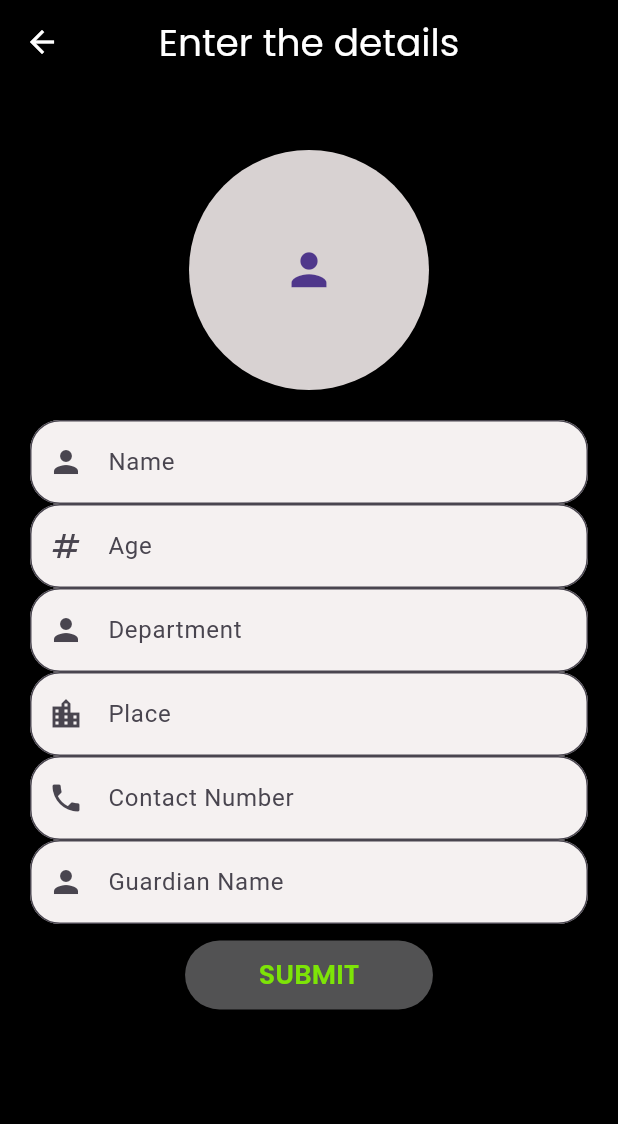
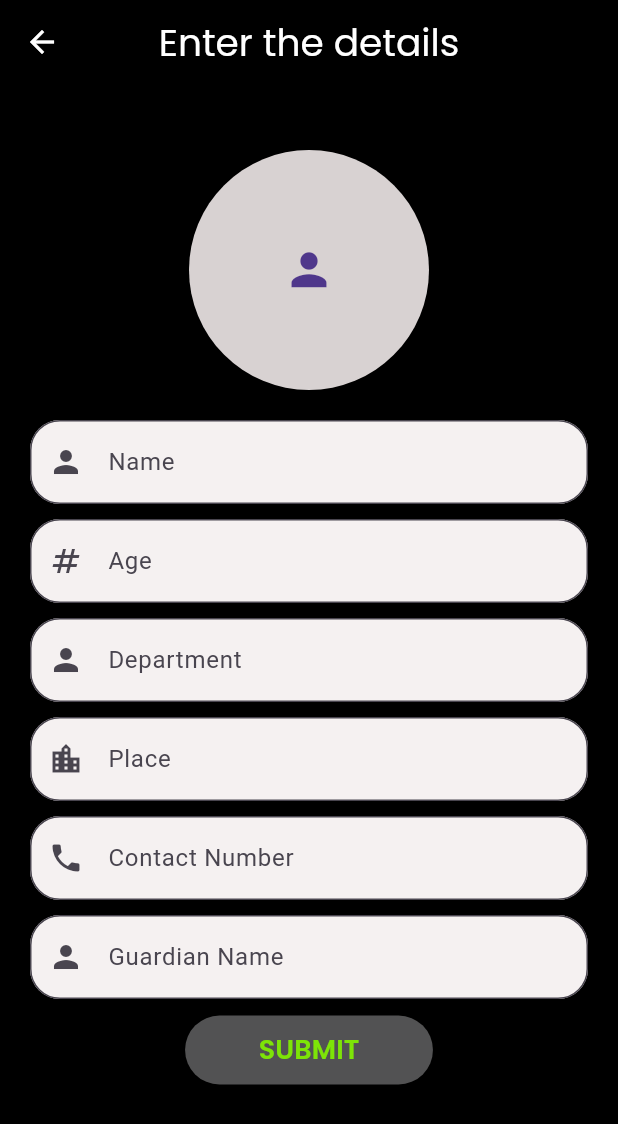
Before and after one commit to ananthakrishnan59/StudentManagement_Getx, a Flutter app: the AddStudentScreen screen opened directly, on a phone screen of 412 x 824 dp. Shown: the top 1124 px of the screen. Run offline on Flutter 3.47's test engine with Material 3 defaults, Android fonts, the light colour scheme and no system bars; our stand-ins replace flutter_slidable, get, google_fonts, image_picker, sqflite; accounts and stored records are empty.

Commit message:
main  Getx

```diff
--- a/lib/Screens/add_student.dart
+++ b/lib/Screens/add_student.dart
@@ -74,6 +74,7 @@ class AddStudentScreen extends StatelessWidget {
                         labelText: 'Name',
                         inputType: TextInputType.name,
                       ),
+                      Constants().kheight10,
                       TextFormFieldWidget(
                         validator: (value) {
                           if (value == null ||
@@ -90,6 +91,7 @@ class AddStudentScreen extends StatelessWidget {
                         labelText: 'Age',
                         inputType: TextInputType.number,
                       ),
+                      Constants().kheight10,
                       TextFormFieldWidget(
                           validator: (value) {
                             if (value == null ||
@@ -104,6 +106,7 @@ class AddStudentScreen extends StatelessWidget {
                           hintText: 'Enter the department',
                           labelText: 'Department',
                           inputType: TextInputType.text),
+                      Constants().kheight10,
                       TextFormFieldWidget(
                         validator: (value) {
                           if (value == null ||
@@ -119,6 +122,7 @@ class AddStudentScreen extends StatelessWidget {
                         labelText: 'Place',
                         inputType: TextInputType.text,
                       ),
+                      Constants().kheight10,
                       TextFormFieldWidget(
                         validator: (value) {
                           if (value == null ||
@@ -134,6 +138,7 @@ class AddStudentScreen extends StatelessWidget {
                         labelText: 'Contact Number',
                         inputType: TextInputType.number,
                       ),
+                      Constants().kheight10,
                       TextFormFieldWidget(
                         validator: (value) {
                           if (value == null ||
@@ -204,7 +209,7 @@ class AddStudentScreen extends StatelessWidget {
                             child: Text(
                               'SUBMIT',
                               style: GoogleFonts.poppins(
-                                  color:  const Color.fromARGB(255, 125, 228, 7),
+                                  color: const Color.fromARGB(255, 125, 228, 7),
                                   fontWeight: FontWeight.w600,
                                   fontSize: 18),
                             ),
```
Also changed, not shown: lib/Screens/student_list.dart (+6 -2 lines).
